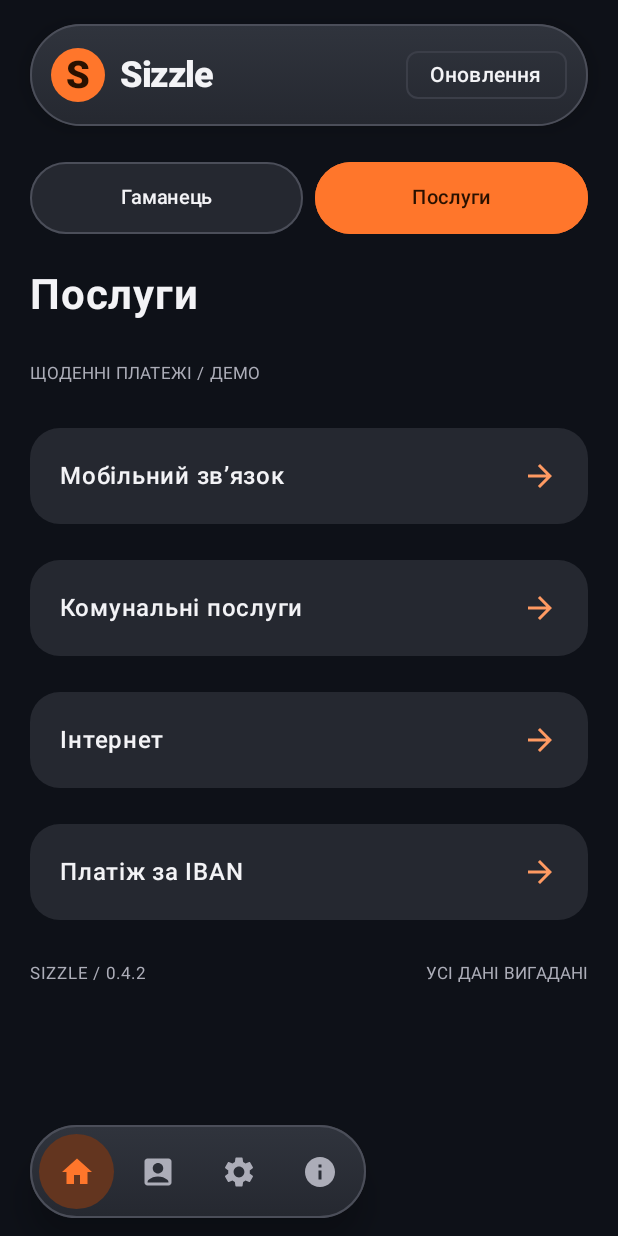
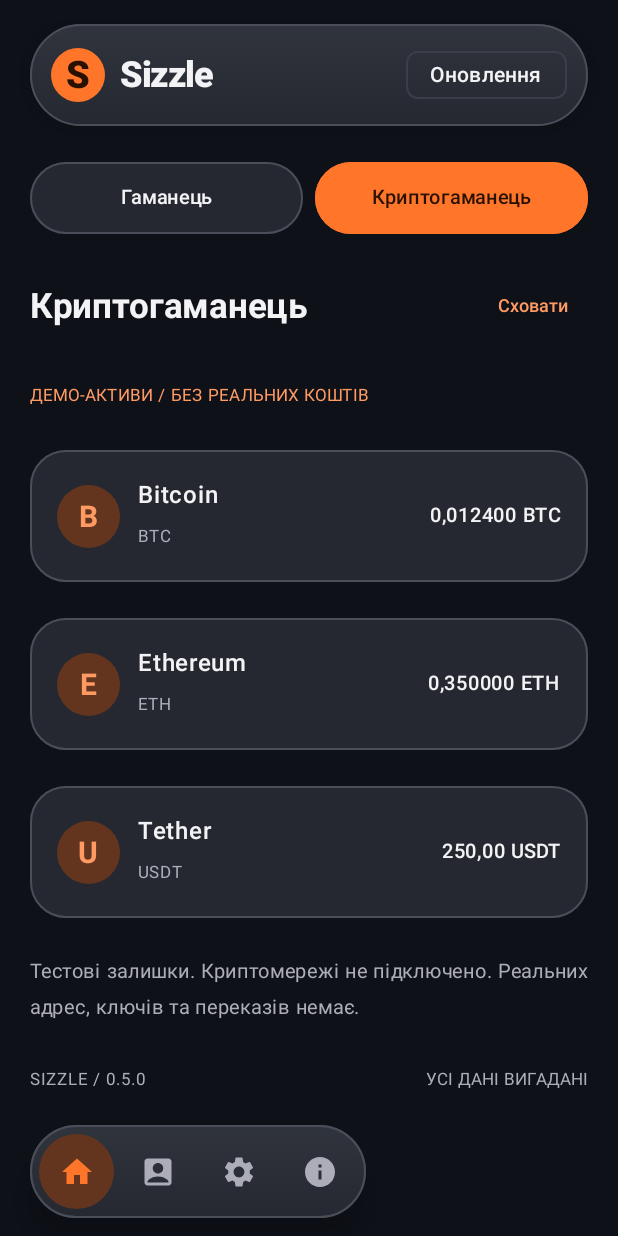
Before and after one commit to dozyFJ/Sizzle-, an Android app built with Jetpack Compose: the screen it shows after launch (MainActivity), tab 2 chosen, on a phone screen of 412 x 824 dp. Run offline under Robolectric (Android 15) with nearby library versions, the phone set to English and light mode, and no system bars.

Commit message:
Add demo crypto wallet and move services into additional bento slider

```diff
--- a/app/build.gradle.kts
+++ b/app/build.gradle.kts
@@ -2,7 +2,7 @@ plugins { id("com.android.application"); id("org.jetbrains.kotlin.android"); id(
 android {
  namespace = "app.sizzle.bank"
  compileSdk = 35
- defaultConfig { applicationId = "app.sizzle.bank"; minSdk = 26; targetSdk = 35; versionCode = 7; versionName = "0.4.2" }
+ defaultConfig { applicationId = "app.sizzle.bank"; minSdk = 26; targetSdk = 35; versionCode = 8; versionName = "0.5.0" }
  buildFeatures { compose = true }
  compileOptions { sourceCompatibility = JavaVersion.VERSION_17; targetCompatibility = JavaVersion.VERSION_17 }
  kotlinOptions { jvmTarget = "17" }
--- a/app/src/main/java/app/sizzle/bank/MainActivity.kt
+++ b/app/src/main/java/app/sizzle/bank/MainActivity.kt
@@ -127,7 +127,7 @@ fun HomeScreen() {
                 item {
                     Card(shape = RoundedCornerShape(24.dp), colors = CardDefaults.cardColors(containerColor = Panel)) {
                         Column(Modifier.padding(20.dp), verticalArrangement = Arrangement.spacedBy(8.dp)) {
-                            Text("Sizzle 0.4.2", fontWeight = FontWeight.Bold)
+                            Text("Sizzle 0.5.0", fontWeight = FontWeight.Bold)
                             Text("Демонстраційний застосунок. Українська мова, гривня, темне оформлення. Перевірка оновлень — кнопкою в шапці.", color = Muted, fontSize = 14.sp)
                         }
                     }
@@ -149,17 +149,24 @@ fun HomeScreen() {
                     }
                 }
             }
-            if (section == "Головна" && selectedTab == "Послуги") {
-                item { Text("Послуги", fontSize = 28.sp, fontWeight = FontWeight.Bold) }
-                item { TechnicalLabel("ЩОДЕННІ ПЛАТЕЖІ / ДЕМО") }
-                items(listOf("Мобільний зв’язок", "Комунальні послуги", "Інтернет", "Платіж за IBAN")) { service ->
-                    Card(onClick = { action = service }, colors = CardDefaults.cardColors(containerColor = Panel), shape = RoundedCornerShape(20.dp)) {
-                        Row(Modifier.fillMaxWidth().padding(20.dp), horizontalArrangement = Arrangement.SpaceBetween, verticalAlignment = Alignment.CenterVertically) {
-                            Text(service, fontWeight = FontWeight.SemiBold, modifier = Modifier.weight(1f))
-                            Icon(Icons.AutoMirrored.Filled.ArrowForward, contentDescription = null, tint = Orange)
+            if (section == "Головна" && selectedTab == "Криптогаманець") {
+                item {
+                    Row(Modifier.fillMaxWidth(), verticalAlignment = Alignment.CenterVertically, horizontalArrangement = Arrangement.SpaceBetween) {
+                        Text("Криптогаманець", fontSize = 23.sp, fontWeight = FontWeight.Bold)
+                        TextButton(onClick = { hidden = !hidden }) { Text(if (hidden) "Показати" else "Сховати", fontSize = 12.sp) }
+                    }
+                }
+                item { TechnicalLabel("ДЕМО-АКТИВИ / БЕЗ РЕАЛЬНИХ КОШТІВ", Orange) }
+                items(listOf(Triple("Bitcoin", "BTC", "0,012400 BTC"), Triple("Ethereum", "ETH", "0,350000 ETH"), Triple("Tether", "USDT", "250,00 USDT"))) { (name, ticker, balance) ->
+                    Card(shape = RoundedCornerShape(24.dp), border = BorderStroke(1.dp, Outline), colors = CardDefaults.cardColors(containerColor = Panel)) {
+                        Row(Modifier.fillMaxWidth().padding(18.dp), verticalAlignment = Alignment.CenterVertically, horizontalArrangement = Arrangement.spacedBy(12.dp)) {
+                            Box(Modifier.size(42.dp).background(Color(0xFF63351F), CircleShape), contentAlignment = Alignment.Center) { Text(ticker.take(1), color = Orange, fontWeight = FontWeight.Bold, fontSize = 20.sp) }
+                            Column(Modifier.weight(1f), verticalArrangement = Arrangement.spacedBy(4.dp)) { Text(name, fontWeight = FontWeight.SemiBold); TechnicalLabel(ticker) }
+                            Text(if (hidden) "••••" else balance, fontSize = 13.sp, fontWeight = FontWeight.Medium)
                         }
                     }
                 }
+                item { Text("Тестові залишки. Криптомережі не підключено. Реальних адрес, ключів та переказів немає.", color = Muted, fontSize = 13.sp) }
             }
             if (section == "Мої картки" || (section == "Головна" && selectedTab == "Гаманець")) {
             item {
@@ -207,6 +214,30 @@ fun HomeScreen() {
                 }
             }
             }
+            if (section == "Головна" && selectedTab == "Гаманець") {
+                item {
+                    Column(verticalArrangement = Arrangement.spacedBy(14.dp)) {
+                        Row(Modifier.fillMaxWidth(), horizontalArrangement = Arrangement.SpaceBetween, verticalAlignment = Alignment.CenterVertically) {
+                            Text("Додатково", fontSize = 23.sp, fontWeight = FontWeight.Bold)
+                            TechnicalLabel("ПОСЛУГИ →")
+                        }
+                        LazyRow(horizontalArrangement = Arrangement.spacedBy(12.dp)) {
+                            items(listOf("Мобільний зв’язок" to "01 / ЗВ’ЯЗОК", "Комунальні послуги" to "02 / ДІМ", "Інтернет" to "03 / МЕРЕЖА", "Платіж за IBAN" to "04 / ПЛАТЕЖІ")) { (service, detail) ->
+                                Card(onClick = { action = service }, modifier = Modifier.width(160.dp).heightIn(min = 136.dp), shape = RoundedCornerShape(24.dp), border = BorderStroke(1.dp, Outline), colors = CardDefaults.cardColors(containerColor = Panel)) {
+                                    Column(Modifier.fillMaxWidth().padding(16.dp), verticalArrangement = Arrangement.spacedBy(16.dp)) {
+                                        Row(Modifier.fillMaxWidth(), horizontalArrangement = Arrangement.SpaceBetween, verticalAlignment = Alignment.CenterVertically) {
+                                            TechnicalLabel(detail, Orange)
+                                            Icon(Icons.AutoMirrored.Filled.ArrowForward, contentDescription = null, tint = Orange, modifier = Modifier.size(18.dp))
+                                        }
+                                        Text(service, fontWeight = FontWeight.SemiBold, fontSize = 15.sp)
+                                        Text("Демо-платіж", color = Muted, fontSize = 11.sp)
+                                    }
+                                }
+                            }
+                        }
+                    }
+                }
+            }
             if (section == "Мої картки") {
                 item {
                     OutlinedCard(shape = RoundedCornerShape(20.dp)) {
@@ -220,7 +251,7 @@ fun HomeScreen() {
             }
             item {
                 Row(Modifier.fillMaxWidth(), horizontalArrangement = Arrangement.SpaceBetween) {
-                    TechnicalLabel("SIZZLE / 0.4.2")
+                    TechnicalLabel("SIZZLE / 0.5.0")
                     TechnicalLabel("УСІ ДАНІ ВИГАДАНІ")
                 }
             }
@@ -301,7 +332,7 @@ private fun NavigationIsland(selected: String, onSelect: (String) -> Unit, modif
 @Composable
 private fun SectionTabs(selectedTab: String, onSelect: (String) -> Unit) {
     Row(Modifier.fillMaxWidth().selectableGroup(), horizontalArrangement = Arrangement.spacedBy(8.dp)) {
-        listOf("Гаманець", "Послуги").forEach { tab ->
+        listOf("Гаманець", "Криптогаманець").forEach { tab ->
             val selected = selectedTab == tab
             Surface(
                 modifier = Modifier.weight(1f).selectable(selected = selected, role = Role.Tab, onClick = { onSelect(tab) }),
```
Also changed, not shown: 3 other files.
